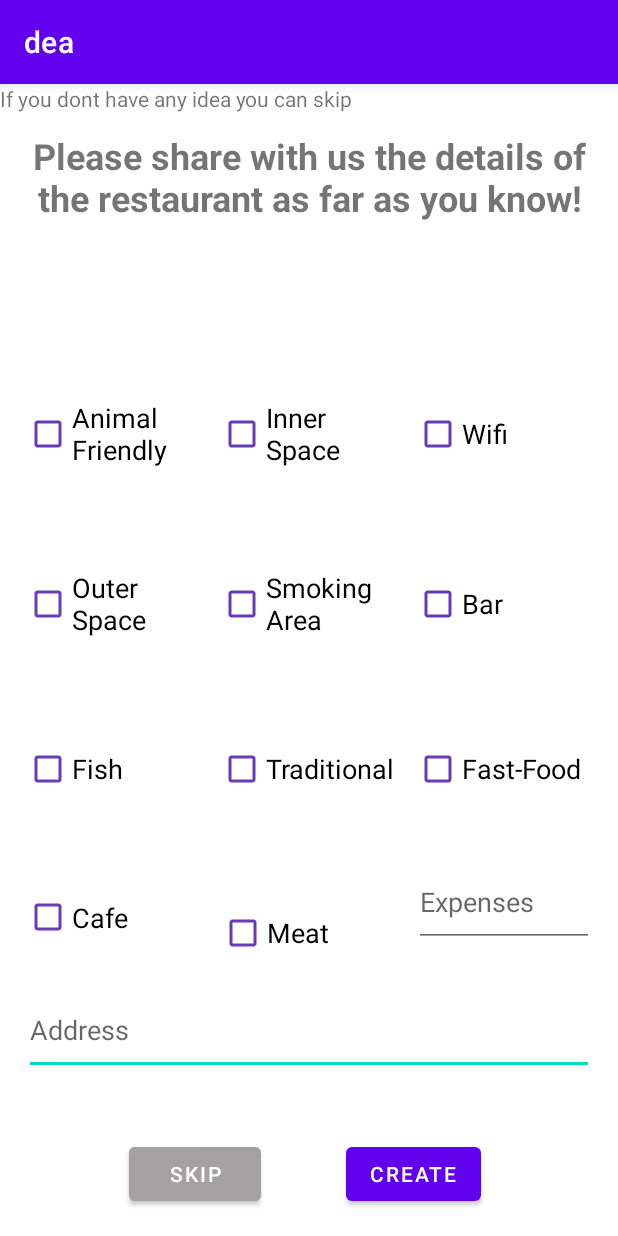
After one commit to elifkoseler/DontEatAlone, an Android app: the CreateMeetingRestaurantDetailActivity screen opened directly, with no data from a screen before it, on a phone screen of 412 x 824 dp. The commit adds this screen. Run offline under Robolectric (Android 15) with nearby library versions, the phone set to English and light mode, and no system bars.

Commit message:
CreateMeetingRestaurantDetailActivity is added

```diff
--- a/app/build.gradle
+++ b/app/build.gradle
@@ -36,6 +36,7 @@ dependencies {
     implementation 'androidx.appcompat:appcompat:1.2.0'
     implementation 'com.google.android.material:material:1.3.0'
     implementation 'androidx.constraintlayout:constraintlayout:2.0.4'
+    implementation 'com.google.android.gms:play-services-maps:17.0.0'
     testImplementation 'junit:junit:4.+'
     androidTestImplementation 'androidx.test.ext:junit:1.1.2'
     androidTestImplementation 'androidx.test.espresso:espresso-core:3.3.0'
@@ -45,4 +46,5 @@ dependencies {
     implementation 'com.google.firebase:firebase-auth'
     implementation 'com.google.firebase:firebase-firestore'
     implementation 'com.google.firebase:firebase-storage'
+    implementation 'com.github.mukeshsolanki:country-picker-android:2.0.0'
 }
--- a/app/src/main/AndroidManifest.xml
+++ b/app/src/main/AndroidManifest.xml
@@ -9,7 +9,8 @@
         android:roundIcon="@mipmap/ic_launcher_round"
         android:supportsRtl="true"
         android:theme="@style/Theme.Dea">
-        <activity android:name=".AvailabilityActivity"></activity>
+        <activity android:name=".CreateMeetingRestaurantDetailActivity"></activity>
+        <activity android:name=".AvailabilityActivity" />
         <activity android:name=".MeetingPreferencesActivity" />
         <activity android:name=".InterestPreferencesActivity" />
         <activity android:name=".EatingPreferenceActivity" />
--- /dev/null
+++ b/app/src/main/res/layout/activity_create_meeting_restaurant_detail.xml
@@ -0,0 +1,248 @@
+<?xml version="1.0" encoding="utf-8"?>
+<androidx.constraintlayout.widget.ConstraintLayout xmlns:android="http://schemas.android.com/apk/res/android"
+    xmlns:app="http://schemas.android.com/apk/res-auto"
+    xmlns:tools="http://schemas.android.com/tools"
+    android:layout_width="match_parent"
+    android:layout_height="match_parent"
+    tools:context=".CreateMeetingRestaurantDetailActivity">
+
+    <Button
+        android:id="@+id/button6"
+        android:layout_width="wrap_content"
+        android:layout_height="wrap_content"
+        android:layout_marginStart="86dp"
+        android:layout_marginBottom="17dp"
+        android:backgroundTint="#A3A1A1"
+        android:onClick="Skip"
+        android:text="SKIP"
+        app:layout_constraintBottom_toBottomOf="parent"
+        app:layout_constraintStart_toStartOf="parent" />
+
+    <Button
+        android:id="@+id/button9"
+        android:layout_width="wrap_content"
+        android:layout_height="wrap_content"
+        android:layout_marginEnd="91dp"
+        android:layout_marginBottom="17dp"
+        android:onClick="Create"
+        android:text="Create"
+        app:layout_constraintBottom_toBottomOf="parent"
+        app:layout_constraintEnd_toEndOf="parent" />
+
+    <CheckBox
+        android:id="@+id/fishCheckBox2"
+        android:layout_width="0dp"
+        android:layout_height="60dp"
+        android:layout_marginStart="16dp"
+        android:layout_marginEnd="9dp"
+        android:buttonTint="#673AB7"
+        android:onClick="onCheckboxClicked"
+        android:text="Fish"
+        android:textSize="18sp"
+        app:layout_constraintBaseline_toBaselineOf="@+id/traditionalCheckBox2"
+        app:layout_constraintEnd_toStartOf="@+id/traditionalCheckBox2"
+        app:layout_constraintStart_toStartOf="parent" />
+
+    <CheckBox
+        android:id="@+id/cafeCheckBox"
+        style="@style/Widget.AppCompat.CompoundButton.CheckBox"
+        android:layout_width="0dp"
+        android:layout_height="0dp"
+        android:layout_marginStart="16dp"
+        android:layout_marginEnd="10dp"
+        android:buttonTint="#673AB7"
+        android:onClick="onCheckboxClicked"
+        android:text="Cafe"
+        android:textSize="18sp"
+        app:layout_constraintBottom_toBottomOf="@+id/meatCheckBox2"
+        app:layout_constraintEnd_toStartOf="@+id/meatCheckBox2"
+        app:layout_constraintStart_toStartOf="parent"
+        app:layout_constraintTop_toTopOf="@+id/editTextExpense" />
+
+    <CheckBox
+        android:id="@+id/barCheckBox"
+        style="@style/Widget.AppCompat.CompoundButton.CheckBox"
+        android:layout_width="0dp"
+        android:layout_height="0dp"
+        android:layout_marginEnd="16dp"
+        android:buttonTint="#673AB7"
+        android:onClick="onCheckboxClicked"
+        android:text="Bar"
+        android:textSize="18sp"
+        app:layout_constraintBottom_toBottomOf="@+id/smokingCheckBox2"
+        app:layout_constraintEnd_toEndOf="parent"
+        app:layout_constraintStart_toEndOf="@+id/smokingCheckBox2"
+        app:layout_constraintTop_toTopOf="@+id/smokingCheckBox2" />
+
+    <CheckBox
+        android:id="@+id/fastFoodCheckBox2"
+        android:layout_width="0dp"
+        android:layout_height="60dp"
+        android:layout_marginEnd="16dp"
+        android:buttonTint="#673AB7"
+        android:onClick="onCheckboxClicked"
+        android:text="Fast-Food"
+        android:textSize="18sp"
+        app:layout_constraintBaseline_toBaselineOf="@+id/traditionalCheckBox2"
+        app:layout_constraintEnd_toEndOf="parent"
+        app:layout_constraintStart_toEndOf="@+id/traditionalCheckBox2" />
+
+    <CheckBox
+        android:id="@+id/traditionalCheckBox2"
+        style="@style/Widget.AppCompat.CompoundButton.CheckBox"
+        android:layout_width="0dp"
+        android:layout_height="0dp"
+        android:layout_marginTop="10dp"
+        android:layout_marginEnd="10dp"
+        android:layout_marginBottom="9dp"
+        android:buttonTint="#673AB7"
+        android:onClick="onCheckboxClicked"
+        android:text="Traditional"
+        android:textSize="18sp"
+        app:layout_constraintBottom_toTopOf="@+id/meatCheckBox2"
+        app:layout_constraintEnd_toStartOf="@+id/fastFoodCheckBox2"
+        app:layout_constraintStart_toEndOf="@+id/fishCheckBox2"
+        app:layout_constraintTop_toBottomOf="@+id/smokingCheckBox2" />
+
+    <CheckBox
+        android:id="@+id/meatCheckBox2"
+        style="@style/Widget.AppCompat.CompoundButton.CheckBox"
+        android:layout_width="0dp"
+        android:layout_height="60dp"
+        android:layout_marginEnd="9dp"
+        android:layout_marginBottom="5dp"
+        android:buttonTint="#673AB7"
+        android:onClick="onCheckboxClicked"
+        android:text="Meat"
+        android:textSize="18sp"
+        app:layout_constraintBottom_toTopOf="@+id/editTextAddress"
+        app:layout_constraintEnd_toStartOf="@+id/editTextExpense"
+        app:layout_constraintStart_toEndOf="@+id/cafeCheckBox" />
+
+    <CheckBox
+        android:id="@+id/innerCheckBox2"
+        android:layout_width="0dp"
+        android:layout_height="60dp"
+        android:layout_marginTop="71dp"
+        android:layout_marginEnd="10dp"
+        android:layout_marginBottom="72dp"
+        android:buttonTint="#673AB7"
+        android:onClick="onCheckboxClicked"
+        android:text="Inner Space"
+        android:textSize="18sp"
+        app:layout_constraintBottom_toBottomOf="@+id/smokingCheckBox2"
+        app:layout_constraintEnd_toStartOf="@+id/wifiCheckBox2"
+        app:layout_constraintStart_toEndOf="@+id/animalCheckBox2"
+        app:layout_constraintTop_toBottomOf="@+id/textView15" />
+
+    <CheckBox
+        android:id="@+id/outerCheckBox2"
+        android:layout_width="0dp"
+        android:layout_height="60dp"
+        android:layout_marginStart="16dp"
+        android:layout_marginEnd="9dp"
+        android:buttonTint="#673AB7"
+        android:onClick="onCheckboxClicked"
+        android:text="Outer Space"
+        android:textSize="18sp"
+        app:layout_constraintBaseline_toBaselineOf="@+id/smokingCheckBox2"
+        app:layout_constraintEnd_toStartOf="@+id/smokingCheckBox2"
+        app:layout_constraintStart_toStartOf="parent" />
+
+    <CheckBox
+        android:id="@+id/animalCheckBox2"
+        android:layout_width="0dp"
+        android:layout_height="60dp"
+        android:layout_marginStart="16dp"
+        android:layout_marginEnd="9dp"
+        android:buttonTint="#673AB7"
+        android:onClick="onCheckboxClicked"
+        android:text="Animal Friendly"
+        android:textSize="18sp"
+        app:layout_constraintBaseline_toBaselineOf="@+id/innerCheckBox2"
+        app:layout_constraintEnd_toStartOf="@+id/innerCheckBox2"
+        app:layout_constraintStart_toStartOf="parent" />
+
+    <CheckBox
+        android:id="@+id/wifiCheckBox2"
+        android:layout_width="0dp"
+        android:layout_height="0dp"
+        android:layout_marginEnd="16dp"
+        android:buttonTint="#673AB7"
+        android:onClick="onCheckboxClicked"
+        android:text="Wifi"
+        android:textSize="18sp"
+        app:layout_constraintBottom_toBottomOf="@+id/innerCheckBox2"
+        app:layout_constraintEnd_toEndOf="parent"
+        app:layout_constraintStart_toEndOf="@+id/innerCheckBox2"
+        app:layout_constraintTop_toTopOf="@+id/innerCheckBox2" />
+
+    <CheckBox
+        android:id="@+id/smokingCheckBox2"
+        android:layout_width="0dp"
+        android:layout_height="60dp"
+        android:layout_marginTop="143dp"
+        android:layout_marginEnd="10dp"
+        android:layout_marginBottom="143dp"
+        android:buttonTint="#673AB7"
+        android:onClick="onCheckboxClicked"
+        android:text="Smoking Area"
+        android:textSize="18sp"
+        app:layout_constraintBottom_toTopOf="@+id/editTextAddress"
+        app:layout_constraintEnd_toStartOf="@+id/barCheckBox"
+        app:layout_constraintStart_toEndOf="@+id/outerCheckBox2"
+        app:layout_constraintTop_toBottomOf="@+id/textView15" />
+
+    <EditText
+        android:id="@+id/editTextAddress"
+        android:layout_width="0dp"
+        android:layout_height="59dp"
+        android:layout_marginStart="16dp"
+        android:layout_marginEnd="16dp"
+        android:layout_marginBottom="107dp"
+        android:ems="10"
+        android:hint="Address"
+        android:inputType="textPersonName"
+        app:layout_constraintBottom_toBottomOf="parent"
+        app:layout_constraintEnd_toEndOf="parent"
+        app:layout_constraintStart_toStartOf="parent" />
+
+    <EditText
+        android:id="@+id/editTextExpense"
+        android:layout_width="0dp"
+        android:layout_height="60dp"
+        android:layout_marginTop="8dp"
+        android:layout_marginEnd="16dp"
+        android:layout_marginBottom="5dp"
+        android:ems="10"
+        android:hint="Expenses"
+        android:inputType="textPersonName"
+        app:layout_constraintBottom_toTopOf="@+id/editTextAddress"
+        app:layout_constraintEnd_toEndOf="parent"
+        app:layout_constraintStart_toEndOf="@+id/meatCheckBox2"
+        app:layout_constraintTop_toBottomOf="@+id/fastFoodCheckBox2" />
+
+    <TextView
+        android:id="@+id/textView15"
+        android:layout_width="0dp"
+        android:layout_height="60dp"
+        android:layout_marginStart="16dp"
+        android:layout_marginTop="31dp"
+        android:layout_marginEnd="16dp"
+        android:text="Please share with us the details of the restaurant as far as you know!"
+        android:textAlignment="center"
+        android:textSize="24sp"
+        android:textStyle="bold"
+        app:layout_constraintEnd_toEndOf="parent"
+        app:layout_constraintStart_toStartOf="parent"
+        app:layout_constraintTop_toTopOf="parent" />
+
+    <TextView
+        android:id="@+id/textView18"
+        android:layout_width="wrap_content"
+        android:layout_height="wrap_content"
+        android:text="If you dont have any idea you can skip"
+        tools:layout_editor_absoluteX="87dp"
+        tools:layout_editor_absoluteY="100dp" />
+
+</androidx.constraintlayout.widget.ConstraintLayout>
--- a/build.gradle
+++ b/build.gradle
@@ -7,7 +7,6 @@ buildscript {
     dependencies {
         classpath "com.android.tools.build:gradle:4.1.3"
         classpath 'com.google.gms:google-services:4.3.5'
-
         // NOTE: Do not place your application dependencies here; they belong
         // in the individual module build.gradle files
     }
@@ -17,8 +16,10 @@ allprojects {
     repositories {
         google()
         jcenter()
+        maven { url "https://jitpack.io" }
     }
 }
+
 
 task clean(type: Delete) {
     delete rootProject.buildDir
```
Also changed, not shown: app/src/main/java/com/elf/dea/CreateMeetingActivity.java (+37 -2 lines), app/src/main/java/com/elf/dea/CreateMeetingRestaurantDetailActivity.java (added, +149 -0 lines), app/src/main/res/layout/activity_create_meeting.xml (+40 -20 lines), app/src/main/res/values/strings.xml (+41 -0 lines), gradle/wrapper/gradle-wrapper.properties.
